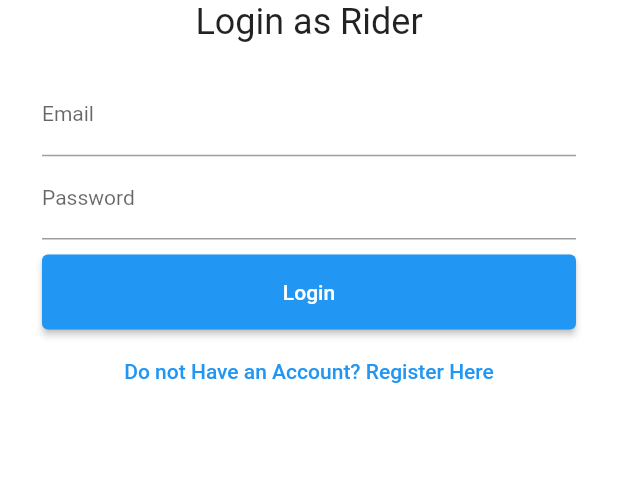
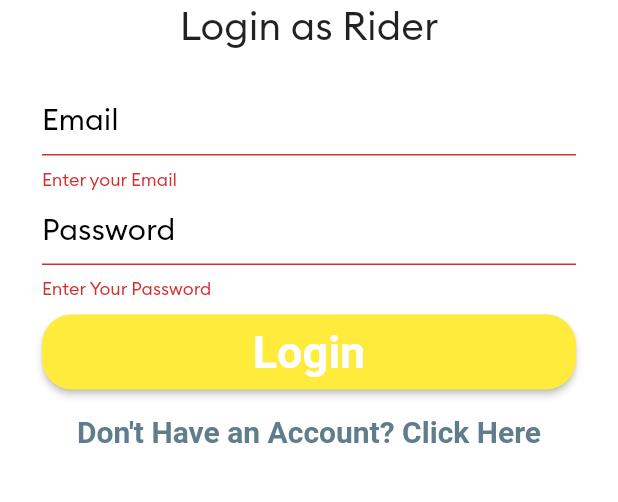
Before and after one commit to keya254/MY_UBER, a Flutter app: the screen it shows after launch, on a phone screen of 412 x 824 dp, the part 440-942 px from its top. Run offline on Flutter 3.47's test engine with Material 2 defaults, Android fonts, the phone set to English and light mode, and no system bars; our stand-ins replace firebase_auth, firebase_core, firebase_database, fluttertoast; accounts and stored records are empty; Roboto replaces fonts that are missing (Brand Bold).

Commit message:
fire base implementation

```diff
--- a/lib/AllScreens/loginScreen.dart
+++ b/lib/AllScreens/loginScreen.dart
@@ -1,6 +1,24 @@
+import 'package:firebase_auth/firebase_auth.dart';
+import 'package:firebase_database/firebase_database.dart';
 import 'package:flutter/material.dart';
+import 'package:my_uber/AllScreens/mainscreen.dart';
+import 'package:my_uber/AllScreens/registrationScreen.dart';
+import 'package:my_uber/AllWidgets/progressDialog.dart';
 
-class LoginScreen extends StatelessWidget {
+import '../main.dart';
+
+class LoginScreen extends StatefulWidget {
+static const String idScreen = "login";
+
+  @override
+  _LoginScreenState createState() => _LoginScreenState();
+}
+
+class _LoginScreenState extends State<LoginScreen> {
+TextEditingController emailTextEditingController= TextEditingController();
+
+ TextEditingController passwordTextEditingController= TextEditingController();
+
   @override
   Widget build(BuildContext context) {
     return Scaffold(
@@ -24,7 +42,7 @@
               ),
               Text(
                 "Login as Rider",
-                style: TextStyle(fontSize: 24.0, fontFamily: "Brand Bold"),
+                style: TextStyle(fontSize: 26.0),
                 textAlign: TextAlign.center,
               ),
               Padding(
@@ -35,42 +53,50 @@
                       height: 1.0,
                     ),
                     TextField(
+                      controller: emailTextEditingController,
                       keyboardType: TextInputType.emailAddress,
                       decoration: InputDecoration(
-                        labelText: "Email",
-                        labelStyle: TextStyle(
-                          fontSize: 14.0,
-                        ),
+                        hintText: "Email",
+                        errorText: "Enter your Email",
                         hintStyle: TextStyle(
-                          fontSize: 10.0,
-                          color: Colors.grey,
+                          fontSize: 20.0,
+                          color: Colors.black,
                         ),
                       ),
-                      style: TextStyle(fontSize: 14.0),
+                      style: TextStyle(fontSize: 20.0),
                     ),
                     SizedBox(
                       height: 1.0,
                     ),
                     TextField(
+                      controller: passwordTextEditingController,
                       keyboardType: TextInputType.text,
                       obscureText: true,
                       decoration: InputDecoration(
-                        labelText: "Password",
-                        labelStyle: TextStyle(
-                          fontSize: 14.0,
-                        ),
+                        hintText: "Password",
+                        errorText: "Enter Your Password",
                         hintStyle: TextStyle(
-                          fontSize: 10.0,
-                          color: Colors.grey,
+                          fontSize: 20.0,
+                          color: Colors.black,
                         ),
                       ),
-                      style: TextStyle(fontSize: 14.0),
+                      style: TextStyle(fontSize: 20.0),
                     ),
                     SizedBox(
                       height: 10.0,
                     ),
                     ElevatedButton(
-                      onPressed: () {},
+                      onPressed: () {
+                        if (!emailTextEditingController.text.contains("@")){
+                          displayToastMessage("Enter valid email", context);
+                        }
+                         if (passwordTextEditingController.text.isEmpty){
+                          displayToastMessage("Password is needed ", context);
+                        }
+                        else {
+                        loginAndAuthenticateUser(context);
+                        }
+                      },
                       child: Container(
                         height: 50.0,
                         child: Center(
@@ -79,15 +105,32 @@
                           ),
                         ),
                       ),
+                      style:ElevatedButton.styleFrom(
+                primary: Colors.yellow,
+                shape: RoundedRectangleBorder(
+                  borderRadius: BorderRadius.circular(20)),
+                textStyle: TextStyle(
+                    fontSize: 30,
+
+                    fontWeight: FontWeight.bold)
                     ),
+                    ),
+
+
                     SizedBox(
                       height: 4.0,
                     ),
                     TextButton(
                       onPressed: () {
-                        print("clicked");
+
+                        Navigator.pushNamedAndRemoveUntil(context, RegistrationScreen.idScreen, (route) => false);
                       },
-                      child: Text("Do not Have an Account? Register Here"),
+                      style: TextButton.styleFrom(
+                         textStyle: TextStyle(
+                    fontSize: 20,
+                    fontWeight: FontWeight.bold)
+                      ),
+                      child: Text("Don't Have an Account? Click Here"),
                     ),
                   ],
                 ),
@@ -98,4 +141,52 @@
       ),
     );
   }
+
+  final FirebaseAuth _firebaseAuth=FirebaseAuth.instance;
+
+  void loginAndAuthenticateUser(BuildContext context) async{
+
+  showDialog(
+    context: context,
+    barrierDismissible: false,
+    builder: (BuildContext context)
+
+    {
+     return ProgressDialog (message: "Authenticating, please wait...",);
+    }
+
+    );
+
+  final User? user  = (await _firebaseAuth
+    .signInWithEmailAndPassword
+    (
+      email: emailTextEditingController.text,
+      password: passwordTextEditingController.text)
+      .catchError((errMsg){
+      Navigator.pop(context);
+      displayToastMessage("Error: " + errMsg.toString(), context);
+      }))
+      .user;
+
+      if (user !=null){//user has signed succesfully with email and password
+        //user info is saved
+        usersRef.child(user.uid).once().then((DataSnapshot snap){
+          if(snap.value != null){
+            Navigator.pushNamedAndRemoveUntil(context, MainScreen.idScreen, (route) => false);
+            displayToastMessage("Logged in succesfully", context);
+          }
+          else{
+            Navigator.pop(context);
+            _firebaseAuth.signOut();
+            displayToastMessage("your email and password do not exist. Please create a new account", context);
+          }
+        });
+
+      }
+      else{
+        Navigator.pop(context);
+        //error has occured
+        displayToastMessage("There is a mistake, you can not be signed in", context);
+      }
+  }
 }
--- a/lib/main.dart
+++ b/lib/main.dart
@@ -1,24 +1,37 @@
+import 'package:firebase_core/firebase_core.dart';
+import 'package:firebase_database/firebase_database.dart';
 import 'package:flutter/material.dart';
 import 'package:my_uber/AllScreens/loginScreen.dart';
+import 'package:my_uber/AllScreens/mainscreen.dart';
+//import 'package:my_uber/AllScreens/loginScreen.dart';
+import 'package:my_uber/AllScreens/registrationScreen.dart';
 //import 'package:my_uber/AllScreens/mainscreen.dart';
 
-
-void main() {
+void main() async{
+  WidgetsFlutterBinding.ensureInitialized();
+  await Firebase.initializeApp();
   runApp(MyApp());
 }
 
+DatabaseReference usersRef = FirebaseDatabase.instance.reference().child("users");
 class MyApp extends StatelessWidget {
   // This widget is the root of your application.
   @override
   Widget build(BuildContext context) {
     return MaterialApp(
-      title: 'Flutter Demo',
+      title: 'Taxi Rider App',
       theme: ThemeData(
-
-        primarySwatch: Colors.blue,
+        fontFamily: 'Brand-regualar',
+        primarySwatch: Colors.blueGrey,
         visualDensity: VisualDensity.adaptivePlatformDensity,
       ),
-      home: LoginScreen(),
+      initialRoute: LoginScreen.idScreen,
+      routes:
+      {
+        RegistrationScreen.idScreen:(context) => RegistrationScreen(),
+        LoginScreen.idScreen:(context)=>LoginScreen(),
+        MainScreen.idScreen:(context)=>MainScreen(),
+      },
       debugShowCheckedModeBanner: false,
     );
   }
--- a/pubspec.yaml
+++ b/pubspec.yaml
@@ -31,6 +31,7 @@
   firebase_core: ^1.5.0
   firebase_auth: ^3.0.2
   firebase_database: ^7.2.0
+  fluttertoast: ^8.0.8
 
 dev_dependencies:
   flutter_test:
```
Also changed, not shown: lib/AllScreens/mainscreen.dart (+4 -6 lines), lib/AllScreens/registrationScreen.dart (added, +228 -0 lines), lib/AllWidgets/progressDialog.dart (added, +34 -0 lines), pubspec.lock.
